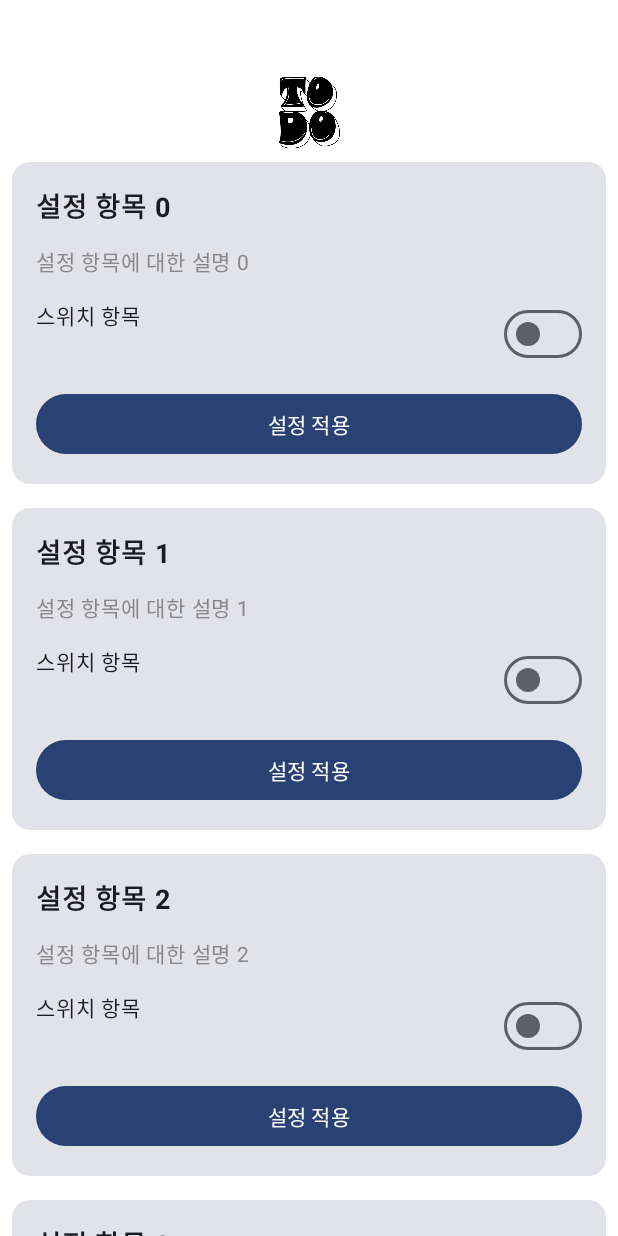
After one commit to 20200890-JoHoYeon/ToDoList_App, an Android app built with Jetpack Compose: the Page3SettingScreen screen opened through its navigation route, on a phone screen of 412 x 824 dp. The commit adds this screen. Run offline under Robolectric (Android 15) with nearby library versions, the phone set to English and light mode, and no system bars.

```diff
--- a/app/src/main/java/com/hottak/todoList/ui/screens/HomeScreen.kt
+++ b/app/src/main/java/com/hottak/todoList/ui/screens/HomeScreen.kt
@@ -26,6 +26,7 @@ import com.hottak.todoList.R
 import com.hottak.todoList.ui.components.LargeBlackButton
 import com.hottak.todoList.ui.components.LargeMainTitle
 
+@RequiresApi(Build.VERSION_CODES.O)
 @Preview//@Preview 주석이 달린 구성 가능한 함수를 사용하여 UI를 미리보기
 @Composable
 fun HomeScreenPreview() {
@@ -70,8 +71,8 @@ fun HomeScreen(navController: NavController) {
                 LargeBlackButton(navController, "LIST", "page1", Modifier.fillMaxWidth().padding(horizontal = 76.dp))
                 Spacer(modifier = Modifier.height(8.dp))
                 LargeBlackButton(navController, "GALLERY", "page2", Modifier.fillMaxWidth().padding(horizontal = 76.dp))
-//            Spacer(modifier = Modifier.height(8.dp))
-//            LargeBlackButton(navController, "Hello", "page3", Modifier.fillMaxWidth().padding(horizontal = 76.dp))
+                Spacer(modifier = Modifier.height(8.dp))
+                LargeBlackButton(navController, "SETTING", "page3", Modifier.fillMaxWidth().padding(horizontal = 76.dp))
             }
         }
     )
--- a/app/src/main/java/com/hottak/todoList/ui/screens/Page2GalleryScreen.kt
+++ b/app/src/main/java/com/hottak/todoList/ui/screens/Page2GalleryScreen.kt
@@ -81,7 +81,7 @@ fun GalleryContent(
     val selectedItem = remember { mutableStateOf<ItemData?>(null) }
 
     // 📌 년-월 기준으로 그룹화 ("2025-02" 이런 형식)
-    val groupedItems = all.groupBy { it.date.substring(0, 7) }
+    val groupedItems = all.groupBy { it.date.substring(0, 7) }.toSortedMap(Comparator.reverseOrder()) // 🔥 키(년-월)를 내림차순 정렬
 
     Box(
         Modifier.fillMaxWidth().padding(innerPadding),
--- /dev/null
+++ b/app/src/main/java/com/hottak/todoList/ui/screens/Page3SettingScreen.kt
@@ -0,0 +1,111 @@
+package com.hottak.todoList.ui.screens
+
+import androidx.compose.foundation.background
+import androidx.compose.foundation.layout.Arrangement
+import androidx.compose.foundation.layout.Column
+import androidx.compose.foundation.layout.PaddingValues
+import androidx.compose.foundation.layout.Row
+import androidx.compose.foundation.layout.fillMaxSize
+import androidx.compose.foundation.layout.fillMaxWidth
+import androidx.compose.foundation.layout.padding
+import androidx.compose.foundation.lazy.LazyColumn
+import androidx.compose.foundation.lazy.items
+import androidx.compose.material3.Button
+import androidx.compose.material3.Card
+import androidx.compose.material3.Scaffold
+import androidx.compose.material3.Switch
+import androidx.compose.material3.Text
+import androidx.compose.runtime.Composable
+import androidx.compose.runtime.getValue
+import androidx.compose.runtime.mutableStateOf
+import androidx.compose.runtime.remember
+import androidx.compose.runtime.setValue
+import androidx.compose.ui.Modifier
+import androidx.compose.ui.graphics.Color
+import androidx.compose.ui.text.font.FontWeight
+import androidx.compose.ui.unit.dp
+import androidx.compose.ui.unit.sp
+import androidx.navigation.NavHostController
+import com.hottak.todoList.ui.components.TopBar
+
+@Composable//@Composable이라는 주석이 달린 일반 함수입니다. 이 함수는 UI 요소를 반환
+fun Page3SettingScreen(navController: NavHostController) {
+    Scaffold(
+        containerColor = Color.White,
+        modifier = Modifier.fillMaxSize().background(color = Color.White),
+        topBar = { TopBar() },
+        bottomBar = {
+
+        },
+        content = { innerPadding ->
+            SettingContent(
+                innerPadding = innerPadding,
+            )
+        }
+    )
+}
+
+@Composable
+fun SettingContent(innerPadding: PaddingValues) {
+    LazyColumn(
+        modifier = Modifier
+            .fillMaxSize()
+            .padding(innerPadding)
+    ) {
+        items((0..9).toList()) { index ->
+            SettingItem(index)
+        }
+    }
+}
+
+@Composable
+fun SettingItem(index: Int) {
+    var isChecked by remember { mutableStateOf(false) } // 초기값 false
+    Card(
+        modifier = Modifier
+            .padding(8.dp)
+            .fillMaxWidth(),
+
+    ) {
+        Column(
+            modifier = Modifier
+                .padding(16.dp)
+                .fillMaxWidth(),
+            verticalArrangement = Arrangement.spacedBy(12.dp)
+        ) {
+            // 제목
+            Text(
+                text = "설정 항목 $index",
+                fontSize = 18.sp,
+                fontWeight = FontWeight.Bold
+            )
+
+            // 설명 텍스트
+            Text(
+                text = "설정 항목에 대한 설명 $index",
+                fontSize = 14.sp,
+                color = Color.Gray
+            )
+
+            // 스위치 (예시: 토글 스위치)
+            Row(
+                modifier = Modifier.fillMaxWidth(),
+                horizontalArrangement = Arrangement.SpaceBetween
+            ) {
+                Text(text = "스위치 항목", fontSize = 14.sp)
+
+                Switch(checked = isChecked, onCheckedChange = {
+                    isChecked = it
+                })
+            }
+
+            // 버튼 (예시: 버튼)
+            Button(
+                onClick = { /* 버튼 클릭 시 동작 */ },
+                modifier = Modifier.fillMaxWidth()
+            ) {
+                Text("설정 적용")
+            }
+        }
+    }
+}
```
Also changed, not shown: app/src/main/java/com/hottak/todoList/MainActivity.kt (+3 -8 lines), app/src/main/java/com/hottak/todoList/ui/screens/Page1ListScreen.kt (+21 -1 lines), app/src/main/java/com/hottak/todoList/ui/screens/Page3HelloScreen.kt (deleted, +0 -59 lines).
